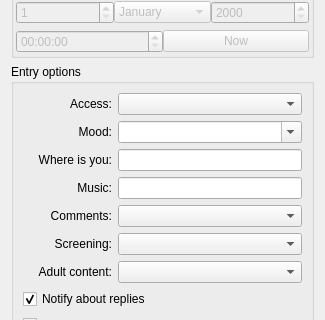
Qt form src/plugins/blogique/plugins/metida/postoptionswidget.ui (0xd34df00d/leechcraft) before a commit; both pictures show x 0 to 325 and y 87 to 407 of the 325 by 617 pixel window.
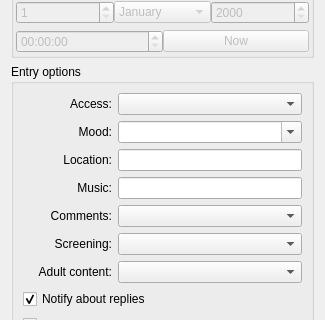
The same form after that commit.

Commit message: Blogique Metida: fix entry parsing, filling post options widget

```diff
--- a/src/plugins/blogique/plugins/metida/postoptionswidget.ui
+++ b/src/plugins/blogique/plugins/metida/postoptionswidget.ui
@@ -237,7 +237,7 @@
       <item row="2" column="0">
        <widget class="QLabel" name="whereIsYouLabel">
         <property name="text">
-         <string>Where is you:</string>
+         <string>Location:</string>
         </property>
         <property name="alignment">
          <set>Qt::AlignRight|Qt::AlignTrailing|Qt::AlignVCenter</set>
```
The commit also changes 5 other files.
